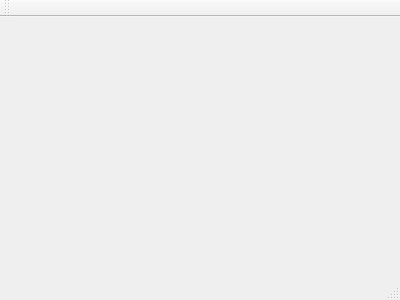
This is mainwindow.ui in wyardt/QEventLoop as Qt 5 draws it before an edit. The edited form follows.
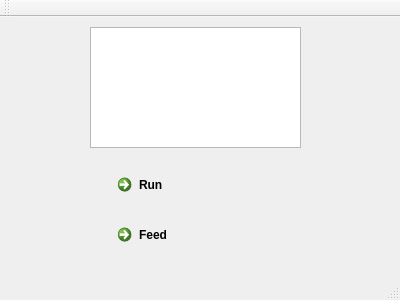
This is the edited form.

Commit message: test of QEventLoop class: press Run with an internal timer starts, two outputs will be generated: 1. press [feed] button before the timer expires 2. wait until timer expires

The edit to the form file:
```diff
--- a/mainwindow.ui
+++ b/mainwindow.ui
@@ -12,13 +12,65 @@
   <property name="windowTitle" >
    <string>MainWindow</string>
   </property>
-  <widget class="QMenuBar" name="menuBar" />
-  <widget class="QToolBar" name="mainToolBar" />
-  <widget class="QWidget" name="centralWidget" />
-  <widget class="QStatusBar" name="statusBar" />
+  <widget class="QWidget" name="centralWidget">
+   <widget class="QCommandLinkButton" name="runBtn">
+    <property name="geometry">
+     <rect>
+      <x>110</x>
+      <y>150</y>
+      <width>172</width>
+      <height>41</height>
+     </rect>
+    </property>
+    <property name="text">
+     <string>Run</string>
+    </property>
+   </widget>
+   <widget class="QPlainTextEdit" name="plainTextEdit">
+    <property name="geometry">
+     <rect>
+      <x>90</x>
+      <y>10</y>
+      <width>211</width>
+      <height>121</height>
+     </rect>
+    </property>
+   </widget>
+   <widget class="QCommandLinkButton" name="feedBtn">
+    <property name="geometry">
+     <rect>
+      <x>110</x>
+      <y>200</y>
+      <width>172</width>
+      <height>41</height>
+     </rect>
+    </property>
+    <property name="text">
+     <string>Feed</string>
+    </property>
+   </widget>
+  </widget>
+  <widget class="QMenuBar" name="menuBar">
+   <property name="geometry">
+    <rect>
+     <x>0</x>
+     <y>0</y>
+     <width>400</width>
+     <height>23</height>
+    </rect>
+   </property>
+  </widget>
+  <widget class="QToolBar" name="mainToolBar">
+   <attribute name="toolBarArea">
+    <enum>TopToolBarArea</enum>
+   </attribute>
+   <attribute name="toolBarBreak">
+    <bool>false</bool>
+   </attribute>
+  </widget>
+  <widget class="QStatusBar" name="statusBar"/>
  </widget>
- <layoutDefault spacing="6" margin="11" />
- <pixmapfunction></pixmapfunction>
+ <layoutdefault spacing="6" margin="11"/>
  <resources/>
  <connections/>
 </ui>
```
Left out of the diff: 7 changed lines with no effect on the pictures. The commit also changes 2 other files.
